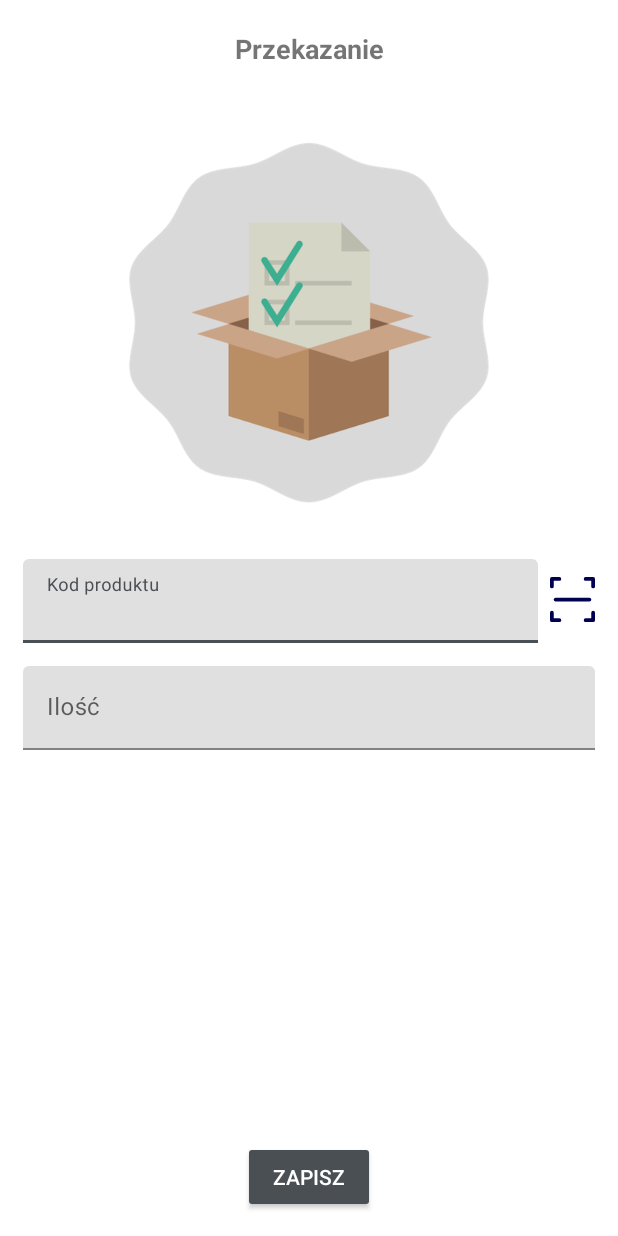
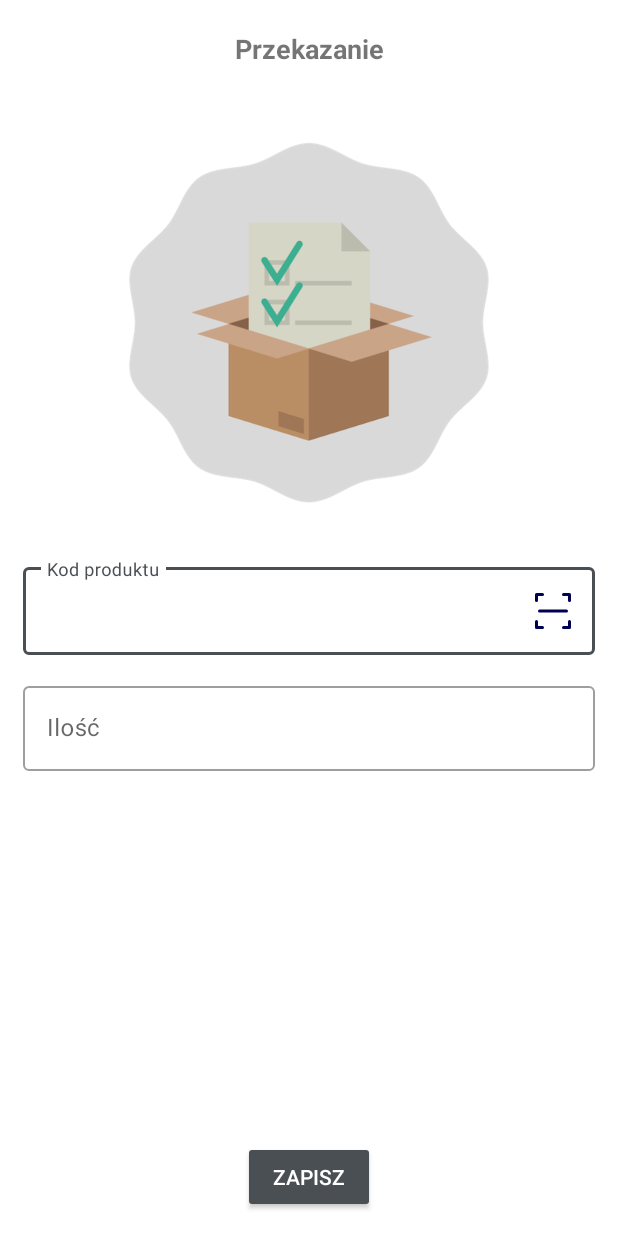
Before and after one commit to radekg12/HurtpolAndroid, an Android app: the ScannerActivity screen opened directly, with no data from a screen before it, on a phone screen of 412 x 824 dp. Run offline under Robolectric (Android 15) with nearby library versions, the light colour scheme and no system bars; libraries missing offline, so code that uses them is left out: com.google.zxing.integration; 1 statement that could not run was skipped.

Commit message:
refactoring and material design

```diff
--- a/app/src/main/java/com/example/hurtpolandroid/ui/worker/scanner/ScannerActivity.kt
+++ b/app/src/main/java/com/example/hurtpolandroid/ui/worker/scanner/ScannerActivity.kt
@@ -5,10 +5,13 @@ import android.os.Bundle
 import android.widget.TextView
 import android.widget.Toast
 import androidx.appcompat.app.AppCompatActivity
-import com.example.hurtpolandroid.R
 import com.example.hurtpolandroid.ui.worker.OperationType
 import com.google.zxing.integration.android.IntentIntegrator
 import kotlinx.android.synthetic.main.activity_scanner.*
+import android.view.MotionEvent
+import android.view.View
+import com.example.hurtpolandroid.R
+
 
 class ScannerActivity : AppCompatActivity() {
 
@@ -18,22 +21,29 @@ class ScannerActivity : AppCompatActivity() {
 
         val operationType = intent.extras.getSerializable("Operation")
         if (operationType == OperationType.TAKE) {
-            imageView.setImageDrawable(resources.getDrawable(R.drawable.take))
-            opetation_name.text = getString(R.string.take_title)
+            imageView.setImageDrawable(resources.getDrawable(com.example.hurtpolandroid.R.drawable.take))
+            operation_name.text = getString(R.string.take_title)
         } else {
-            imageView.setImageDrawable(resources.getDrawable(R.drawable.put))
-            opetation_name.text = getString(R.string.put_title)
-        }
-
-        btn_scan.setOnClickListener {
-            val scanner = IntentIntegrator(this)
-            scanner.setBeepEnabled(false)
-            scanner.initiateScan()
+            imageView.setImageDrawable(resources.getDrawable(com.example.hurtpolandroid.R.drawable.put))
+            operation_name.text = getString(R.string.put_title)
         }
 
         btn_confirm.setOnClickListener {
             //TODO wyslij requesta
         }
+
+        product_code.setOnTouchListener(object : View.OnTouchListener {
+            override fun onTouch(v: View, event: MotionEvent): Boolean {
+                if (event.action == MotionEvent.ACTION_UP) {
+                    val textView = v as TextView
+                    if (event.x >= textView.width - textView.compoundPaddingEnd) {
+                       scan()
+                        return true
+                    }
+                }
+                return false
+            }
+        })
     }
 
     override fun onActivityResult(requestCode: Int, resultCode: Int, data: Intent?) {
@@ -49,4 +59,10 @@ class ScannerActivity : AppCompatActivity() {
             super.onActivityResult(requestCode, resultCode, data)
         }
     }
+
+    fun scan(){
+        val scanner = IntentIntegrator(this)
+        scanner.setBeepEnabled(false)
+        scanner.initiateScan()
+    }
 }
--- a/app/src/main/res/layout/activity_scanner.xml
+++ b/app/src/main/res/layout/activity_scanner.xml
@@ -15,34 +15,29 @@
             android:textAlignment="center"
             android:textStyle="bold"
             android:padding="20dp"
-            android:id="@+id/opetation_name" app:layout_constraintTop_toTopOf="parent"/>
+            android:id="@+id/operation_name" app:layout_constraintTop_toTopOf="parent"/>
     <ImageView
             android:layout_width="300dp"
             android:layout_height="300dp"
             android:paddingHorizontal="25dp"
             android:id="@+id/imageView"
-            app:layout_constraintTop_toBottomOf="@+id/opetation_name" app:layout_constraintStart_toStartOf="parent"
+            app:layout_constraintTop_toBottomOf="@+id/operation_name" app:layout_constraintStart_toStartOf="parent"
             app:layout_constraintEnd_toEndOf="parent"/>
 
-    <androidx.appcompat.widget.AppCompatButton
-            android:background="@drawable/ic_barcode"
-            android:layout_height="30dp" android:layout_width="30dp"
-            android:id="@+id/btn_scan" android:layout_marginEnd="15dp"
-            app:layout_constraintEnd_toEndOf="parent"
-            android:layout_marginTop="20dp" app:layout_constraintTop_toBottomOf="@+id/imageView"
-    />
     <com.google.android.material.textfield.TextInputLayout
             android:hint="@string/productCode"
             android:layout_width="0dp" android:layout_height="wrap_content"
             android:id="@+id/textInputLayout3"
-            android:layout_marginEnd="8dp" app:layout_constraintEnd_toStartOf="@+id/btn_scan"
+            style="@style/Widget.MaterialComponents.TextInputLayout.OutlinedBox"
             app:layout_constraintStart_toStartOf="parent" android:layout_marginStart="15dp"
-            android:layout_marginTop="8dp" app:layout_constraintTop_toBottomOf="@+id/imageView">
+            android:layout_marginTop="8dp" app:layout_constraintTop_toBottomOf="@+id/imageView"
+            app:layout_constraintEnd_toEndOf="parent" android:layout_marginEnd="15dp">
 
         <com.google.android.material.textfield.TextInputEditText
                 android:id="@+id/product_code"
                 android:layout_width="match_parent"
                 android:layout_height="match_parent"
+                android:drawableEnd="@drawable/ic_barcode"
                 android:inputType="numberDecimal"/>
 
     </com.google.android.material.textfield.TextInputLayout>
@@ -50,6 +45,7 @@
             android:layout_width="0dp"
             android:layout_height="wrap_content"
             android:hint="@string/count"
+            style="@style/Widget.MaterialComponents.TextInputLayout.OutlinedBox"
             app:layout_constraintStart_toStartOf="parent" android:layout_marginStart="15dp"
             android:layout_marginTop="15dp" app:layout_constraintTop_toBottomOf="@+id/textInputLayout3"
             app:layout_constraintEnd_toEndOf="parent" android:layout_marginEnd="15dp"
--- a/app/src/main/res/layout/activity_signin.xml
+++ b/app/src/main/res/layout/activity_signin.xml
@@ -1,6 +1,6 @@
 <?xml version="1.0" encoding="utf-8"?>
 <RelativeLayout xmlns:android="http://schemas.android.com/apk/res/android"
-                xmlns:tools="http://schemas.android.com/tools"
+                xmlns:tools="http://schemas.android.com/tools" xmlns:app="http://schemas.android.com/apk/res-auto"
                 android:id="@+id/rootView"
                 android:layout_width="match_parent"
                 android:layout_height="match_parent"
@@ -42,6 +42,7 @@
             <com.google.android.material.textfield.TextInputLayout
                     android:layout_width="match_parent"
                     android:layout_height="wrap_content"
+                    style="@style/Widget.MaterialComponents.TextInputLayout.OutlinedBox"
                     android:layout_marginTop="8dp"
                     android:layout_marginBottom="8dp">
                 <EditText android:id="@+id/input_email"
@@ -55,6 +56,8 @@
             <com.google.android.material.textfield.TextInputLayout
                     android:layout_width="match_parent"
                     android:layout_height="wrap_content"
+                    app:passwordToggleEnabled="true"
+                    style="@style/Widget.MaterialComponents.TextInputLayout.OutlinedBox"
                     android:layout_marginTop="8dp"
                     android:layout_marginBottom="8dp">
                 <EditText android:id="@+id/input_password"
```
Also changed, not shown: app/build.gradle (+15 -0 lines), app/src/main/java/com/example/hurtpolandroid/ui/signin/SigninActivity.kt (+10 -10 lines), app/src/main/java/com/example/hurtpolandroid/ui/signup/SignupActivity.kt (+16 -16 lines), app/src/main/res/layout/activity_signup.xml (+13 -2 lines).
